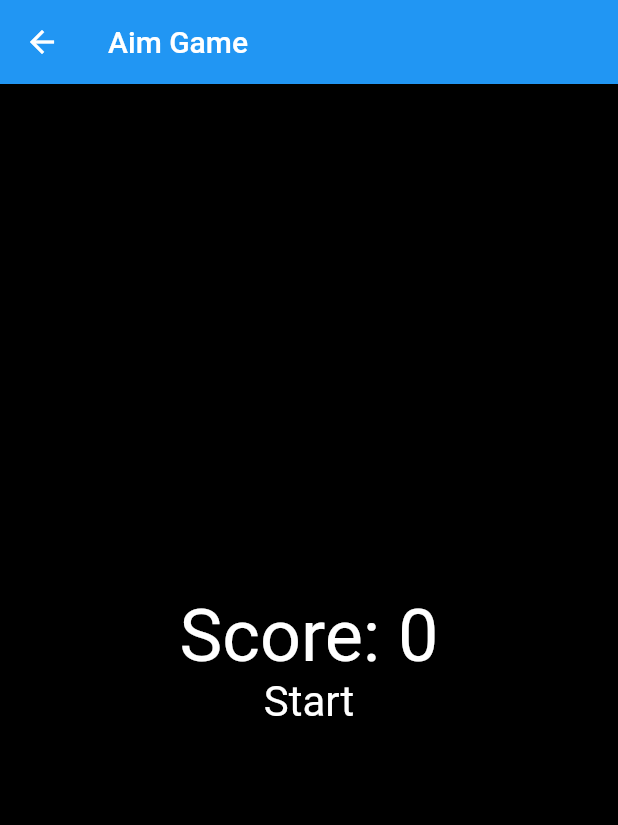
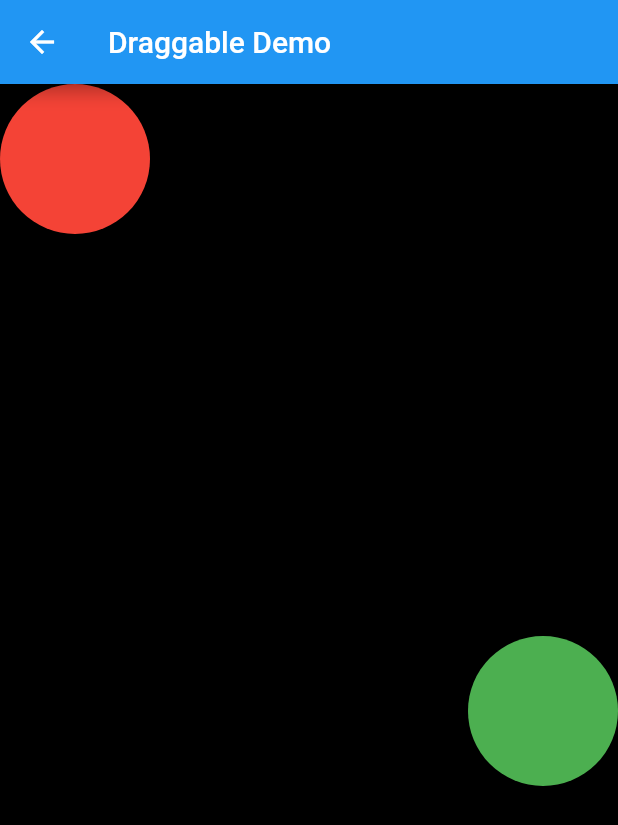
Before and after one commit to nyto9999-flutter/animation, a Flutter app: the screen it shows after launch, after a tap on "Widget", on a phone screen of 412 x 824 dp. Shown: the top 825 px of the screen. Run offline on Flutter 3.47's test engine with Material 2 defaults, Android fonts, the phone set to English and light mode, and no system bars.

Commit message:
draggable & drag target

```diff
--- a/implicit_animation/lib/aim_game.dart
+++ /dev/null
@@ -1,134 +0,0 @@
-import 'dart:async';
-import 'dart:math';
-
-import 'package:flutter/material.dart';
-
-class AimGame extends StatefulWidget {
-  const AimGame({super.key});
-
-  @override
-  State<AimGame> createState() => _AimGameState();
-}
-
-class _AimGameState extends State<AimGame> {
-  static final _rng = Random();
-
-  Color _color = Colors.red;
-  double _width = 100;
-  double _height = 100;
-  double _radius = 50;
-  Alignment _alignment = const Alignment(0.5, 0.5);
-
-  int _score = 0;
-
-  void _randomize() {
-    _color = Color.fromARGB(_rng.nextInt(255), _rng.nextInt(255),
-        _rng.nextInt(255), _rng.nextInt(255));
-    _width = _rng.nextDouble() * 120 + 10;
-    _height = _rng.nextDouble() * 120 + 10;
-    _radius = _rng.nextDouble() * 60 + 10;
-    _alignment =
-        Alignment(_rng.nextDouble() * 2 - 1, _rng.nextDouble() * 2 - 1);
-  }
-
-  void _increaseScore() => _score++;
-
-  Timer? _timer;
-  int _countdown = 10;
-  bool _isPlaying = false;
-
-  void _startGame() {
-    _score = 0;
-    _countdown = 10;
-    _isPlaying = true;
-    _randomize();
-    _startTimer();
-  }
-
-  void _endGame() => _isPlaying = false;
-
-  void _startTimer() {
-    const oneSec = Duration(seconds: 1);
-    _timer = Timer.periodic(oneSec, (timer) {
-      // print(_countdown);
-      if (_countdown < 1) {
-        _endGame();
-        timer.cancel();
-      } else {
-        _countdown = _countdown - 1;
-      }
-    });
-  }
-
-  @override
-  void dispose() {
-    _timer?.cancel();
-    super.dispose();
-  }
-
-  @override
-  Widget build(BuildContext context) {
-    return Scaffold(
-        appBar: AppBar(
-          title: const Text('Aim Game'),
-        ),
-        body: Container(
-          color: Colors.black,
-          child: Stack(
-            children: <Widget>[
-              Center(
-                child: Column(
-                  mainAxisAlignment: MainAxisAlignment.center,
-                  children: <Widget>[
-                    Text(
-                      'Score: $_score',
-                      style: const TextStyle(color: Colors.white, fontSize: 48),
-                    ),
-                    (!_isPlaying)
-                        ? GestureDetector(
-                            onTap: () => setState(_startGame),
-                            child: const Text(
-                              'Start',
-                              style:
-                                  TextStyle(color: Colors.white, fontSize: 28),
-                            ),
-                          )
-                        : Text(
-                            '$_countdown',
-                            style: const TextStyle(
-                                color: Colors.white, fontSize: 28),
-                          ),
-                  ],
-                ),
-              ),
-              (_isPlaying)
-                  ? GestureDetector(
-                      onTap: () => setState(() {
-                        _increaseScore();
-                        _randomize();
-                      }),
-
-                      // movement
-                      child: AnimatedAlign(
-                        curve: Curves.ease,
-                        duration: const Duration(milliseconds: 500),
-                        alignment: _alignment,
-
-                        // shape transformation
-                        child: AnimatedContainer(
-                          duration: const Duration(milliseconds: 500),
-                          width: _width,
-                          height: _height,
-                          decoration: BoxDecoration(
-                            color: _color,
-                            borderRadius: BorderRadius.circular(_radius),
-                          ),
-                        ),
-                      ),
-                    )
-                  : Container(),
-            ],
-          ),
-        ));
-  }
-}
--- /dev/null
+++ b/implicit_animation/lib/drag_drop.dart
@@ -0,0 +1,98 @@
+import 'package:flutter/material.dart';
+
+class DragDropDemo extends StatefulWidget {
+  const DragDropDemo({Key? key}) : super(key: key);
+
+  @override
+  State<DragDropDemo> createState() => _DragDropDemoState();
+}
+
+class _DragDropDemoState extends State<DragDropDemo> {
+  final Color _color = Colors.red;
+
+  final double _radius = 50;
+  late double x = 0;
+  late double y = 0;
+  bool isHit = false;
+
+  @override
+  Widget build(BuildContext context) {
+    GlobalKey key = GlobalKey();
+    return Scaffold(
+      appBar: AppBar(
+        title: const Text('Draggable Demo'),
+      ),
+
+      // screen
+      body: Container(
+        alignment: Alignment.center,
+        color: Colors.black,
+
+        // object
+        child: Stack(
+          children: [
+            Positioned(
+              left: x,
+              top: y,
+              child: Draggable(
+                data: 'hit',
+                feedback: Container(
+                  width: 100,
+                  height: 100,
+                  decoration: BoxDecoration(
+                      color: Colors.redAccent,
+                      borderRadius: BorderRadius.circular(_radius)),
+                ),
+                onDragEnd: (details) {
+                  double centerX = details.offset.dx;
+                  double centerY = details.offset.dy;
+                  setState(() {
+                    if (isHit) {
+                      x = 0;
+                      y = 0;
+                      isHit = false;
+                    } else {
+                      x = centerX;
+                      y = centerY - 56; //appbar height
+                    }
+                  });
+                },
+                childWhenDragging: Container(),
+                key: key,
+                child: Container(
+                  width: 100,
+                  height: 100,
+                  decoration: BoxDecoration(
+                      color: _color,
+                      borderRadius: BorderRadius.circular(_radius)),
+                ),
+              ),
+            ),
+            Positioned(
+              right: 0,
+              bottom: 300,
+
+              // target
+              child: DragTarget(
+                onAccept: (data) {
+                  print(data);
+                  isHit = true;
+                },
+                builder: (BuildContext context, List<Object?> candidateData,
+                    List<dynamic> rejectedData) {
+                  return Container(
+                    width: 100,
+                    height: 100,
+                    decoration: BoxDecoration(
+                        color: Colors.green,
+                        borderRadius: BorderRadius.circular(_radius)),
+                  );
+                },
+              ),
+            ),
+          ],
+        ),
+      ),
+    );
+  }
+}
--- a/implicit_animation/lib/main.dart
+++ b/implicit_animation/lib/main.dart
@@ -1,8 +1,10 @@
 import 'package:flutter/material.dart';
-import 'package:implicit_animation/aim_game.dart';
+import 'package:implicit_animation/drag_drop.dart';
+import 'package:implicit_animation/para_curve.dart';
 
 const pages = [
-  AimGame(),
+  DragDropDemo(),
+  ParaCurveDemo(),
 ];
 
 void main() => runApp(const MyApp());
```
Also changed, not shown: implicit_animation/lib/para_curve.dart (added, +22 -0 lines).
